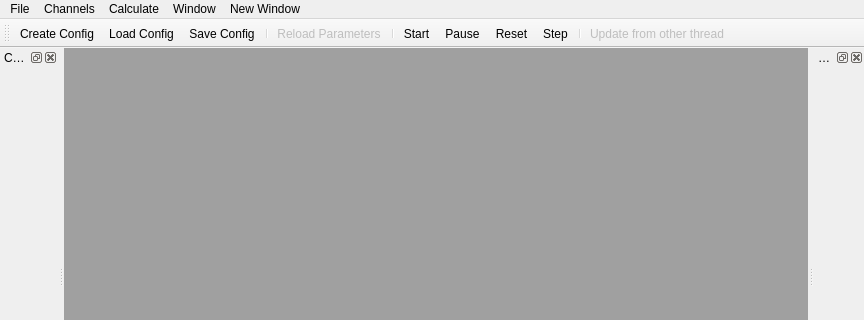
Above: GUI/Qt/UGEngineControllWidget.ui from aicommunity/Rdk before the change; both pictures show x 0 to 864 and y 0 to 320 of the 864 by 548 pixel window. Below: the same form after it.
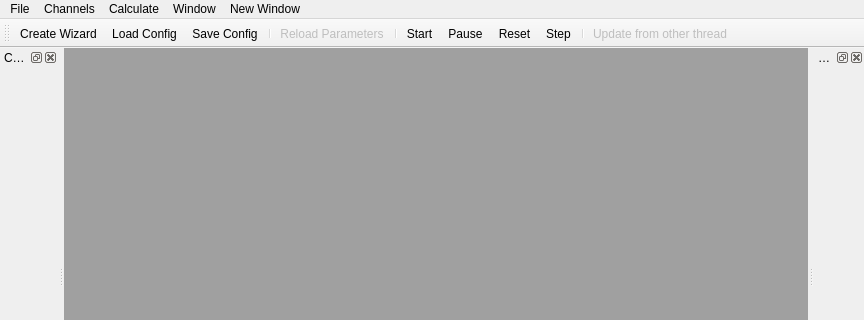
That is the form after the change.

Commit message: "Create Config" renamed to "Create Wizard" Action "Create Simple" implemented Action "Autocopy Config" implemented

The edit to the form file:
```diff
--- a/GUI/Qt/UGEngineControllWidget.ui
+++ b/GUI/Qt/UGEngineControllWidget.ui
@@ -580,7 +580,7 @@
     <bool>true</bool>
    </property>
    <property name="text">
-    <string>Create Config</string>
+    <string>Create Wizard</string>
    </property>
   </action>
   <action name="actionDevLineHttpBroadcaster">
```
Left out of the diff: 12 changed lines with no effect on the pictures. The commit also changes 2 other files.
